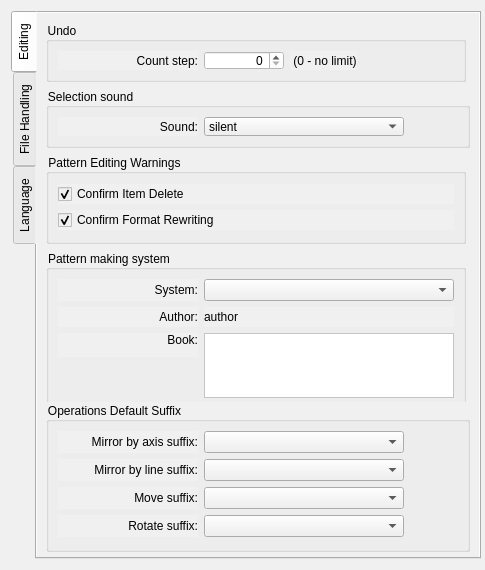
Above: src/app/seamly2d/dialogs/configpages/preferencesconfigurationpage.ui from FashionFreedom/Seamly2D before the change. Below: the same form after it.
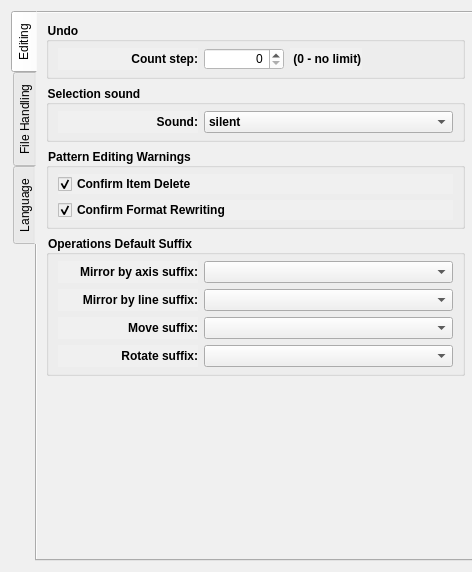
That is the form after the change. Custom widgets are drawn as their Qt base class.

Diff of the .ui file:
```diff
--- a/src/app/seamly2d/dialogs/configpages/preferencesconfigurationpage.ui
+++ b/src/app/seamly2d/dialogs/configpages/preferencesconfigurationpage.ui
@@ -6,20 +6,20 @@
    <rect>
     <x>0</x>
     <y>0</y>
-    <width>485</width>
-    <height>570</height>
+    <width>472</width>
+    <height>572</height>
    </rect>
   </property>
   <property name="minimumSize">
    <size>
-    <width>485</width>
-    <height>570</height>
+    <width>100</width>
+    <height>100</height>
    </size>
   </property>
   <property name="maximumSize">
    <size>
-    <width>600</width>
-    <height>570</height>
+    <width>487</width>
+    <height>572</height>
    </size>
   </property>
   <property name="windowTitle">
@@ -28,16 +28,25 @@
   <property name="styleSheet">
    <string notr="true">background-color: rgb(240, 240, 240);</string>
   </property>
-  <layout class="QFormLayout" name="formLayout">
-   <property name="formAlignment">
-    <set>Qt::AlignLeading|Qt::AlignLeft|Qt::AlignTop</set>
-   </property>
-   <item row="0" column="0">
+  <layout class="QVBoxLayout" name="verticalLayout_13">
+   <item>
     <widget class="QTabWidget" name="tabWidget">
+     <property name="sizePolicy">
+      <sizepolicy hsizetype="Fixed" vsizetype="Fixed">
+       <horstretch>0</horstretch>
+       <verstretch>0</verstretch>
+      </sizepolicy>
+     </property>
      <property name="minimumSize">
       <size>
-       <width>470</width>
-       <height>0</height>
+       <width>465</width>
+       <height>550</height>
+      </size>
+     </property>
+     <property name="maximumSize">
+      <size>
+       <width>465</width>
+       <height>550</height>
       </size>
      </property>
      <property name="palette">
@@ -154,25 +163,32 @@
         <widget class="QGroupBox" name="undo_GroupBox">
          <property name="minimumSize">
           <size>
-           <width>420</width>
-           <height>60</height>
+           <width>0</width>
+           <height>0</height>
           </size>
          </property>
          <property name="maximumSize">
           <size>
-           <width>420</width>
+           <width>16777215</width>
            <height>16777215</height>
           </size>
          </property>
          <property name="font">
           <font>
            <pointsize>9</pointsize>
+           <bold>true</bold>
           </font>
          </property>
          <property name="title">
           <string>Undo</string>
          </property>
          <layout class="QVBoxLayout" name="verticalLayout_3">
+          <property name="topMargin">
+           <number>6</number>
+          </property>
+          <property name="bottomMargin">
+           <number>6</number>
+          </property>
           <item>
            <layout class="QHBoxLayout" name="horizontalLayout_5">
             <item>
@@ -258,18 +274,25 @@
          <property name="minimumSize">
           <size>
            <width>0</width>
-           <height>60</height>
+           <height>0</height>
           </size>
          </property>
          <property name="font">
           <font>
            <pointsize>9</pointsize>
+           <bold>true</bold>
           </font>
          </property>
          <property name="title">
           <string>Selection sound</string>
          </property>
          <layout class="QVBoxLayout" name="verticalLayout_11">
+          <property name="topMargin">
+           <number>6</number>
+          </property>
+          <property name="bottomMargin">
+           <number>6</number>
+          </property>
           <item>
            <layout class="QHBoxLayout" name="horizontalLayout_8">
             <item>
@@ -295,9 +318,15 @@
             </item>
             <item>
              <widget class="QComboBox" name="selectionSound_ComboBox">
+              <property name="sizePolicy">
+               <sizepolicy hsizetype="Expanding" vsizetype="Fixed">
+                <horstretch>0</horstretch>
+                <verstretch>0</verstretch>
+               </sizepolicy>
+              </property>
               <property name="minimumSize">
                <size>
-                <width>200</width>
+                <width>0</width>
                 <height>0</height>
                </size>
               </property>
@@ -407,19 +436,6 @@
               </item>
              </widget>
             </item>
-            <item>
-             <spacer name="horizontalSpacer_2">
-              <property name="orientation">
-               <enum>Qt::Horizontal</enum>
-              </property>
-              <property name="sizeHint" stdset="0">
-               <size>
-                <width>40</width>
-                <height>20</height>
-               </size>
-              </property>
-             </spacer>
-            </item>
            </layout>
           </item>
          </layout>
@@ -429,29 +445,41 @@
         <widget class="QGroupBox" name="patternEditing_GroupBox">
          <property name="minimumSize">
           <size>
-           <width>420</width>
-           <height>90</height>
+           <width>0</width>
+           <height>0</height>
           </size>
          </property>
          <property name="maximumSize">
           <size>
-           <width>420</width>
+           <width>16777215</width>
            <height>16777215</height>
           </size>
          </property>
          <property name="font">
           <font>
            <pointsize>9</pointsize>
+           <bold>true</bold>
           </font>
          </property>
          <property name="title">
           <string>Pattern Editing Warnings</string>
          </property>
          <layout class="QVBoxLayout" name="verticalLayout_7">
+          <property name="topMargin">
+           <number>6</number>
+          </property>
+          <property name="bottomMargin">
+           <number>6</number>
+          </property>
           <item>
            <layout class="QVBoxLayout" name="verticalLayout_8">
             <item>
              <widget class="QCheckBox" name="confirmItemDelete_CheckBox">
+              <property name="font">
+               <font>
+                <pointsize>9</pointsize>
+               </font>
+              </property>
               <property name="text">
                <string>Confirm Item Delete</string>
               </property>
@@ -462,6 +490,11 @@
             </item>
             <item>
              <widget class="QCheckBox" name="confirmFormatRewriting_CheckBox">
+              <property name="font">
+               <font>
+                <pointsize>9</pointsize>
+               </font>
+              </property>
               <property name="text">
                <string>Confirm Format Rewriting</string>
               </property>
@@ -475,188 +508,45 @@
          </layout>
         </widget>
        </item>
-       <item>
-        <widget class="QGroupBox" name="patternMakingSytem_GroupBox">
-         <property name="minimumSize">
-          <size>
-           <width>420</width>
-           <height>160</height>
-          </size>
-         </property>
-         <property name="maximumSize">
-          <size>
-           <width>420</width>
-           <height>16777215</height>
-          </size>
-         </property>
-         <property name="font">
-          <font>
-           <pointsize>9</pointsize>
-          </font>
-         </property>
-         <property name="title">
-          <string>Pattern making system</string>
-         </property>
-         <layout class="QFormLayout" name="formLayout_2">
-          <item row="0" column="0">
-           <widget class="QLabel" name="label_15">
-            <property name="minimumSize">
-             <size>
-              <width>140</width>
-              <height>0</height>
-             </size>
-            </property>
-            <property name="font">
-             <font>
-              <pointsize>9</pointsize>
-             </font>
-            </property>
-            <property name="text">
-             <string>System:</string>
-            </property>
-            <property name="alignment">
-             <set>Qt::AlignRight|Qt::AlignTrailing|Qt::AlignVCenter</set>
-            </property>
-           </widget>
-          </item>
-          <item row="0" column="1">
-           <widget class="QComboBox" name="systemCombo">
-            <property name="minimumSize">
-             <size>
-              <width>250</width>
-              <height>0</height>
-             </size>
-            </property>
-            <property name="font">
-             <font>
-              <pointsize>9</pointsize>
-             </font>
-            </property>
-           </widget>
-          </item>
-          <item row="1" column="0">
-           <widget class="QLabel" name="label_16">
-            <property name="minimumSize">
-             <size>
-              <width>140</width>
-              <height>0</height>
-             </size>
-            </property>
-            <property name="font">
-             <font>
-              <pointsize>9</pointsize>
-             </font>
-            </property>
-            <property name="text">
-             <string>Author:</string>
-            </property>
-            <property name="alignment">
-             <set>Qt::AlignRight|Qt::AlignTrailing|Qt::AlignVCenter</set>
-            </property>
-           </widget>
-          </item>
-          <item row="1" column="1">
-           <widget class="QLabel" name="systemAuthorValueLabel">
-            <property name="minimumSize">
-             <size>
-              <width>200</width>
-              <height>20</height>
-             </size>
-            </property>
-            <property name="font">
-             <font>
-              <pointsize>9</pointsize>
-             </font>
-            </property>
-            <property name="text">
-             <string notr="true">author</string>
-            </property>
-           </widget>
-          </item>
-          <item row="2" column="0">
-           <widget class="QLabel" name="label_17">
-            <property name="minimumSize">
-             <size>
-              <width>140</width>
-              <height>0</height>
-             </size>
-            </property>
-            <property name="font">
-             <font>
-              <pointsize>9</pointsize>
-             </font>
-            </property>
-            <property name="text">
-             <string>Book:</string>
-            </property>
-            <property name="alignment">
-             <set>Qt::AlignRight|Qt::AlignTop|Qt::AlignTrailing</set>
-            </property>
-           </widget>
-          </item>
-          <item row="2" column="1">
-           <widget class="QPlainTextEdit" name="systemBookValueLabel">
-            <property name="sizePolicy">
-             <sizepolicy hsizetype="Fixed" vsizetype="Preferred">
-              <horstretch>0</horstretch>
-              <verstretch>0</verstretch>
-             </sizepolicy>
-            </property>
-            <property name="minimumSize">
-             <size>
-              <width>250</width>
-              <height>50</height>
-             </size>
-            </property>
-            <property name="maximumSize">
-             <size>
-              <width>280</width>
-              <height>100</height>
-             </size>
-            </property>
-            <property name="font">
-             <font>
-              <pointsize>9</pointsize>
-             </font>
-            </property>
-            <property name="styleSheet">
-             <string notr="true">background-color: rgb(255, 255, 255);</string>
-            </property>
-            <property name="readOnly">
-             <bool>true</bool>
-            </property>
-           </widget>
-          </item>
-         </layout>
-        </widget>
-       </item>
        <item>
         <widget class="QGroupBox" name="suffix_GroupBox">
          <property name="minimumSize">
           <size>
-           <width>420</width>
-           <height>150</height>
+           <width>0</width>
+           <height>0</height>
           </size>
          </property>
          <property name="maximumSize">
           <size>
-           <width>465</width>
+           <width>16777215</width>
            <height>16777215</height>
           </size>
          </property>
          <property name="font">
           <font>
            <pointsize>9</pointsize>
+           <bold>true</bold>
           </font>
          </property>
          <property name="title">
           <string>Operations Default Suffix</string>
          </property>
          <layout class="QVBoxLayout" name="verticalLayout_2">
+          <property name="topMargin">
+           <number>6</number>
+          </property>
+          <property name="bottomMargin">
+           <number>6</number>
+          </property>
           <item>
            <layout class="QHBoxLayout" name="horizontalLayout_6">
             <item>
              <widget class="QLabel" name="label_11">
+              <property name="font">
+               <font>
+                <pointsize>9</pointsize>
+               </font>
+              </property>
               <property name="minimumSize">
                <size>
                 <width>140</width>
@@ -673,33 +563,36 @@
             </item>
             <item>
              <widget class="QComboBox" name="mirrorByAxisSuffix_ComboBox">
+              <property name="font">
+               <font>
+                <pointsize>9</pointsize>
+               </font>
+              </property>
+              <property name="sizePolicy">
+               <sizepolicy hsizetype="Expanding" vsizetype="Fixed">
+                <horstretch>0</horstretch>
+                <verstretch>0</verstretch>
+               </sizepolicy>
+              </property>
               <property name="minimumSize">
                <size>
-                <width>200</width>
+                <width>0</width>
                 <height>0</height>
                </size>
               </property>
              </widget>
             </item>
-            <item>
-             <spacer name="horizontalSpacer_7">
-              <property name="orientation">
-               <enum>Qt::Horizontal</enum>
-              </property>
-              <property name="sizeHint" stdset="0">
-               <size>
-                <width>40</width>
-                <height>20</height>
-               </size>
-              </property>
-             </spacer>
-            </item>
            </layout>
           </item>
           <item>
            <layout class="QHBoxLayout" name="horizontalLayout_7">
             <item>
              <widget class="QLabel" name="label_12">
+              <property name="font">
+               <font>
+                <pointsize>9</pointsize>
+               </font>
+              </property>
               <property name="minimumSize">
                <size>
                 <width>140</width>
@@ -716,33 +609,36 @@
             </item>
             <item>
              <widget class="QComboBox" name="mirrorByLineSuffix_ComboBox">
+              <property name="font">
+               <font>
+                <pointsize>9</pointsize>
+               </font>
+              </property>
+              <property name="sizePolicy">
+               <sizepolicy hsizetype="Expanding" vsizetype="Fixed">
+                <horstretch>0</horstretch>
+                <verstretch>0</verstretch>
+               </sizepolicy>
+              </property>
               <property name="minimumSize">
                <size>
-                <width>200</width>
+                <width>0</width>
                 <height>0</height>
                </size>
               </property>
              </widget>
             </item>
-            <item>
-             <spacer name="horizontalSpacer_8">
-              <property name="orientation">
-               <enum>Qt::Horizontal</enum>
-              </property>
-              <property name="sizeHint" stdset="0">
-               <size>
-                <width>40</width>
-                <height>20</height>
-               </size>
-              </property>
-             </spacer>
-            </item>
            </layout>
           </item>
           <item>
            <layout class="QHBoxLayout" name="horizontalLayout">
             <item>
              <widget class="QLabel" name="label_13">
+              <property name="font">
+               <font>
+                <pointsize>9</pointsize>
+               </font>
+              </property>
               <property name="minimumSize">
                <size>
                 <width>140</width>
@@ -759,33 +655,36 @@
             </item>
             <item>
              <widget class="QComboBox" name="moveSuffix_ComboBox">
+              <property name="font">
+               <font>
+                <pointsize>9</pointsize>
+               </font>
+              </property>
+              <property name="sizePolicy">
+               <sizepolicy hsizetype="Expanding" vsizetype="Fixed">
+                <horstretch>0</horstretch>
+                <verstretch>0</verstretch>
+               </sizepolicy>
+              </property>
               <property name="minimumSize">
                <size>
-                <width>200</width>
+                <width>0</width>
                 <height>0</height>
                </size>
               </property>
              </widget>
             </item>
-            <item>
-             <spacer name="horizontalSpacer_9">
-              <property name="orientation">
-               <enum>Qt::Horizontal</enum>
-              </property>
-              <property name="sizeHint" stdset="0">
-               <size>
-                <width>40</width>
-                <height>20</height>
-               </size>
-              </property>
-             </spacer>
-            </item>
            </layout>
           </item>
           <item>
            <layout class="QHBoxLayout" name="horizontalLayout_2">
             <item>
              <widget class="QLabel" name="label_14">
+              <property name="font">
+               <font>
+                <pointsize>9</pointsize>
+               </font>
+              </property>
               <property name="minimumSize">
                <size>
                 <width>140</width>
@@ -802,27 +701,25 @@
             </item>
             <item>
              <widget class="QComboBox" name="rotateSuffix_ComboBox">
+              <property name="font">
+               <font>
+                <pointsize>9</pointsize>
+               </font>
+              </property>
+              <property name="sizePolicy">
+               <sizepolicy hsizetype="Expanding" vsizetype="Fixed">
+                <horstretch>0</horstretch>
+                <verstretch>0</verstretch>
+               </sizepolicy>
+              </property>
               <property name="minimumSize">
                <size>
-                <width>200</width>
+                <width>0</width>
                 <height>0</height>
                </size>
               </property>
              </widget>
             </item>
-            <item>
-             <spacer name="horizontalSpacer_10">
-              <property name="orientation">
-               <enum>Qt::Horizontal</enum>
-              </property>
-              <property name="sizeHint" stdset="0">
-               <size>
-                <width>40</width>
-                <height>20</height>
-               </size>
-              </property>
-             </spacer>
-            </item>
            </layout>
           </item>
          </layout>
```
Left out of the diff: 112 changed lines with no effect on the pictures.
